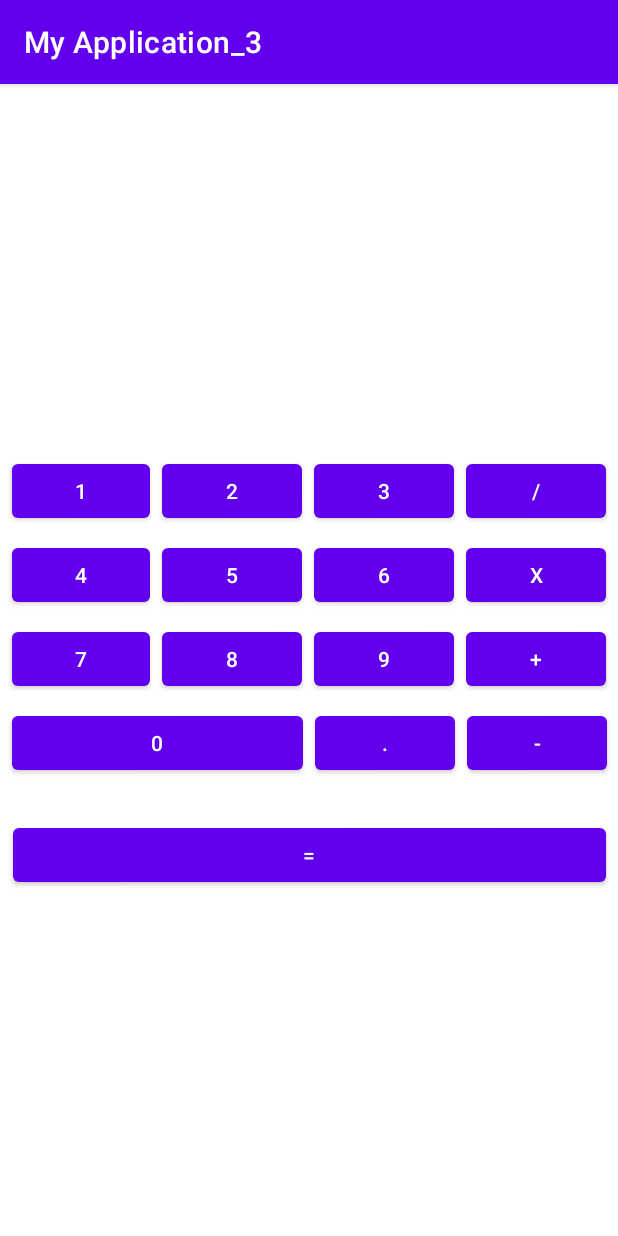
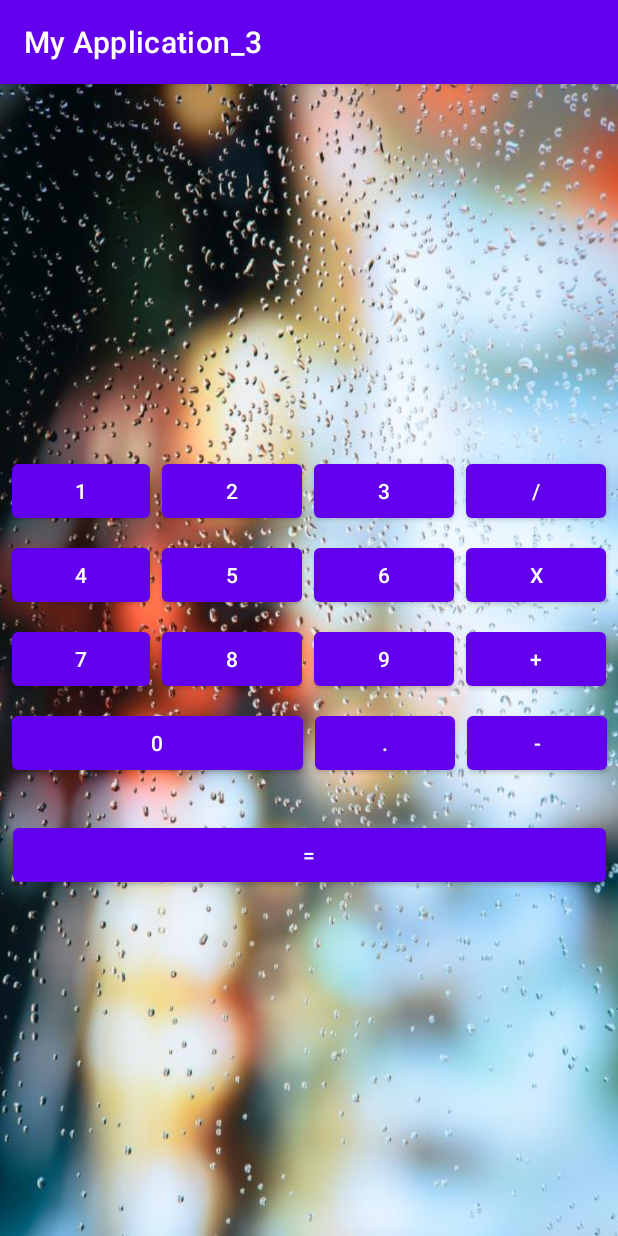
Before and after one commit to DenZar112/Lesson-3, an Android app: the screen it shows after launch (MainActivity), on a phone screen of 412 x 824 dp. Run offline under Robolectric (Android 15) with nearby library versions, the phone set to English and light mode, and no system bars.

Commit message:
"Ready-made Homework for lesson 2"

```diff
--- a/app/src/main/res/layout/activity_main.xml
+++ b/app/src/main/res/layout/activity_main.xml
@@ -5,8 +5,10 @@
     android:layout_width="match_parent"
     android:layout_height="match_parent"
     tools:context=".MainActivity"
-    tools:background="@color/teal_200">
+    android:background="@drawable/rain_drops_glass_evening_city_night_1641357_pxhere_com">
+
 
 <include layout="@layout/activity_main_constraint"/>
 
+
 </androidx.constraintlayout.widget.ConstraintLayout>
```
Also changed, not shown: app/src/main/res/drawable/rain_drops_glass_evening_city_night_1641357_pxhere_com.jpg (added).
